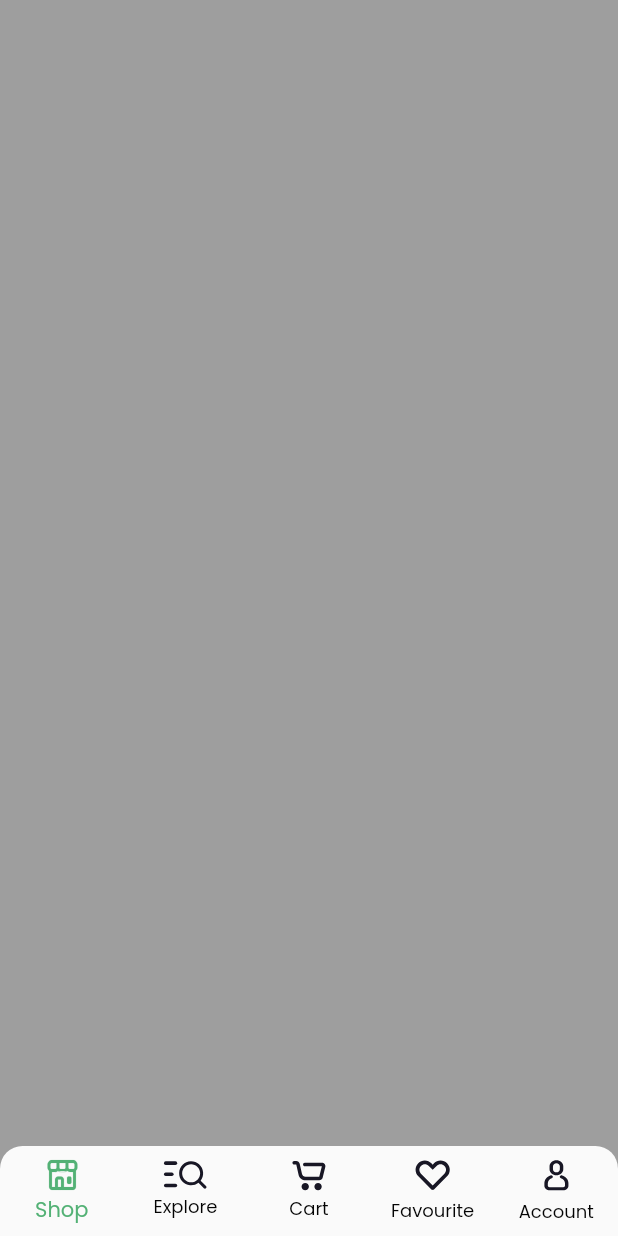
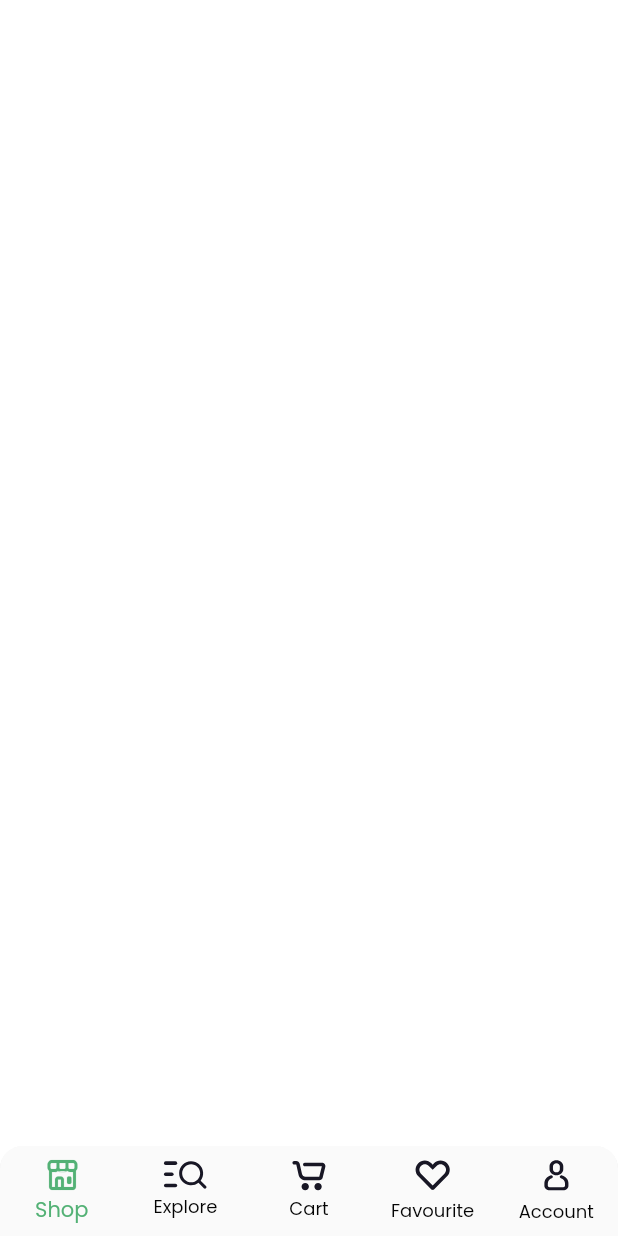
Before and after one commit to ibhavikmakwana/nectar, a Flutter app: the HomeScreen screen opened directly, swiped to page 3, on a phone screen of 412 x 824 dp. Run offline on Flutter 3.47's test engine with Material 2 defaults, Android fonts, the phone set to English and light mode, and no system bars; our stand-ins replace flutter_svg, google_fonts.

Commit message:
:tada: Initial commit for Cart Screen

```diff
--- /dev/null
+++ b/lib/home/cart/cart_screen.dart
@@ -0,0 +1,8 @@
+import 'package:flutter/material.dart';
+
+class CartScreen extends StatelessWidget {
+  @override
+  Widget build(BuildContext context) {
+    return Container();
+  }
+}
--- a/lib/home/home_screen.dart
+++ b/lib/home/home_screen.dart
@@ -1,6 +1,7 @@
 import 'package:flutter/material.dart';
 import 'package:flutter_svg/flutter_svg.dart';
 import 'package:nectar/home/account/account_screen.dart';
+import 'package:nectar/home/cart/cart_screen.dart';
 import 'package:nectar/home/shop/shop_screen.dart';
 import 'package:nectar/values/assets.dart';
 import 'package:nectar/values/base_colors.dart';
@@ -32,9 +33,7 @@ class _HomeScreenState extends State<HomeScreen> {
           Container(
             color: Colors.black,
           ),
-          Container(
-            color: Colors.grey,
-          ),
+          CartScreen(),
           Container(
             color: Colors.yellow,
           ),
```
